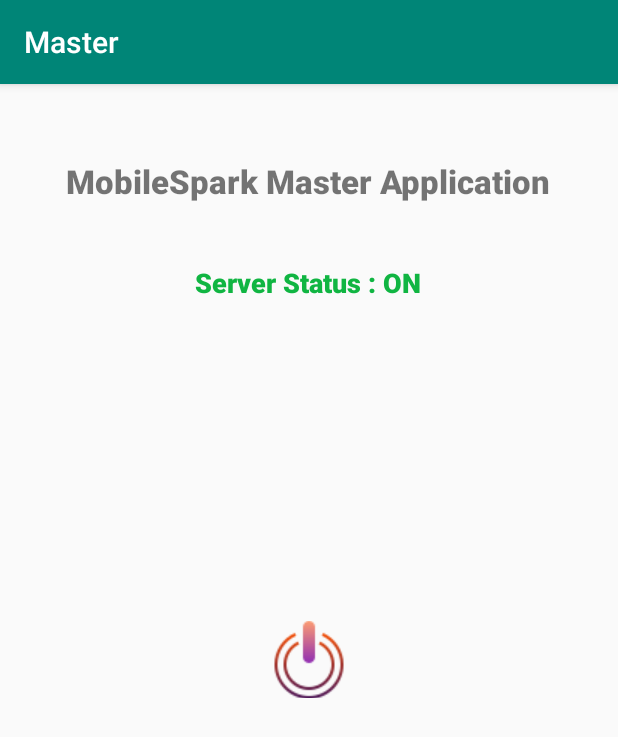
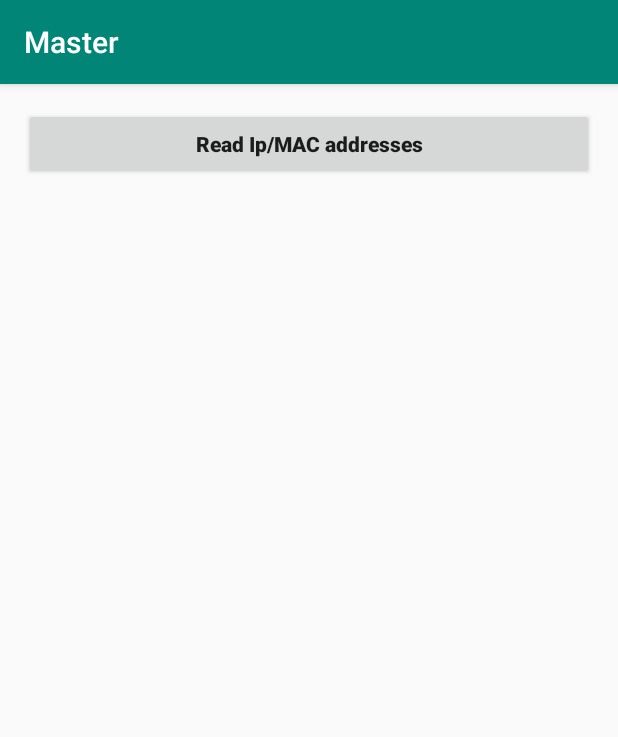
Before and after one commit to mmahapat/Mobile-Offloading, an Android app: the screen it shows after launch (MainActivity before the commit, ClientList after it), after a tap on an icon or button, on a phone screen of 412 x 824 dp. Shown: the top 737 px of the screen. Run offline under Robolectric (Android 15) with nearby library versions, the phone set to English and light mode, and no system bars; our stand-ins replace Volley; libraries missing offline, so code that uses them is left out: fi.iki.elonen; 1 statement that could not run was skipped.

Commit message:
Add second activity to search for clients

```diff
--- /dev/null
+++ b/Master/app/src/main/java/com/mobilespark/master/ClientList.java
@@ -0,0 +1,29 @@
+package com.mobilespark.master;
+
+import androidx.appcompat.app.AppCompatActivity;
+
+import android.os.Bundle;
+import android.util.Log;
+import android.widget.Toast;
+
+import java.net.InetAddress;
+
+public class ClientList extends AppCompatActivity {
+    private static final String TAG = "ClientList";
+
+    @Override
+    protected void onCreate(Bundle savedInstanceState) {
+        super.onCreate(savedInstanceState);
+        setContentView(R.layout.activity_client_list);
+//        getNetworkIPs();
+
+    }
+
+    @Override
+    public void onBackPressed() {
+        Toast.makeText(this, "Cannot go back when the server is running, Please stop the server",
+                Toast.LENGTH_LONG).show();
+        Log.e(TAG, "onBackPressed: " + "Back button pressed when server is running");
+
+    }
+}
--- /dev/null
+++ b/Master/app/src/main/res/layout/activity_client_list.xml
@@ -0,0 +1,32 @@
+<?xml version="1.0" encoding="utf-8"?>
+<RelativeLayout xmlns:android="http://schemas.android.com/apk/res/android"
+    xmlns:app="http://schemas.android.com/apk/res-auto"
+    xmlns:tools="http://schemas.android.com/tools"
+    android:layout_width="match_parent"
+    android:layout_height="match_parent"
+    tools:context=".ClientList">
+
+    <LinearLayout
+        android:layout_width="match_parent"
+        android:layout_height="match_parent"
+        android:orientation="vertical"
+        android:padding="16dp">
+
+        <Button
+            android:id="@+id/readclient"
+            android:layout_width="match_parent"
+            android:layout_height="wrap_content"
+            android:text="Read Ip/MAC addresses"
+            android:textAllCaps="false" />
+
+        <ListView
+            android:id="@+id/nodelist"
+            android:layout_width="match_parent"
+            android:layout_height="wrap_content" />
+
+        <TextView
+            android:id="@+id/result"
+            android:layout_width="match_parent"
+            android:layout_height="wrap_content" />
+    </LinearLayout>
+</RelativeLayout>
--- a/Master/app/src/main/res/layout/activity_main.xml
+++ b/Master/app/src/main/res/layout/activity_main.xml
@@ -9,7 +9,7 @@
     <ImageButton
         android:id="@+id/startStopButton"
         android:layout_width="wrap_content"
-        android:layout_height="51dp"
+        android:layout_height="wrap_content"
         android:layout_centerInParent="true"
         android:background="#00FFFFFF"
         android:src="@drawable/poweron" />
```
Also changed, not shown: Master/app/src/main/java/com/mobilespark/master/MainActivity.java (+42 -0 lines), Master/app/src/main/res/drawable/poweroff.png, Master/app/src/main/res/drawable/poweron.png.
